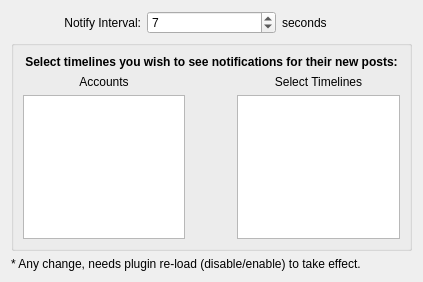
Before: the Qt Designer form plugins/betternotify/notifyprefs.ui in KDE/choqok, drawn with Qt 5.
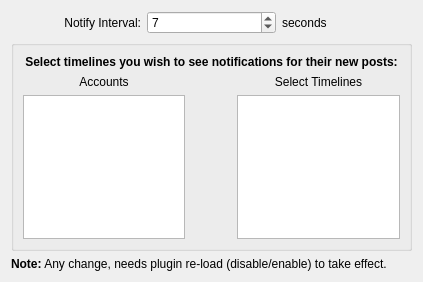
After: the same form once the commit is applied. Custom widgets are drawn as their Qt base class.

Commit message: BetterNotify plugin added again

The edit to the form file:
```diff
--- a/plugins/betternotify/notifyprefs.ui
+++ b/plugins/betternotify/notifyprefs.ui
@@ -132,7 +132,7 @@
    <item>
     <widget class="QLabel" name="label_4">
      <property name="text">
-      <string>* Any change, needs plugin re-load (disable/enable) to take effect.</string>
+      <string>&lt;html&gt;&lt;head/&gt;&lt;body&gt;&lt;p&gt;&lt;span style=&quot; font-weight:600;&quot;&gt;Note:&lt;/span&gt; Any change, needs plugin re-load (disable/enable) to take effect.&lt;/p&gt;&lt;/body&gt;&lt;/html&gt;</string>
      </property>
      <property name="wordWrap">
       <bool>true</bool>
```
The commit also changes 1 other file.
